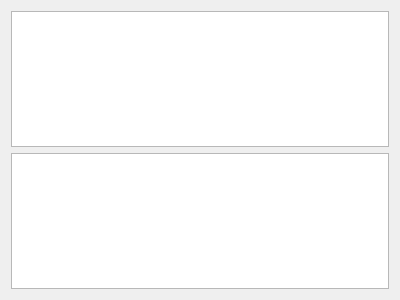
This is packetwidget.ui in ggy05212/PacketParser3.1 as Qt 5 draws it before an edit. The edited form follows.
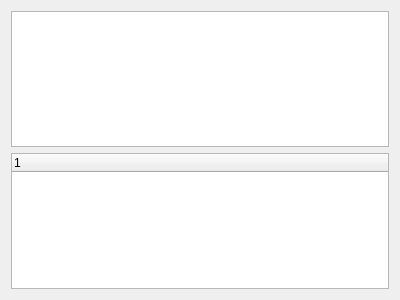
This is the edited form.

Commit message: ‘改变为tree结构’

Patch:
```diff
--- a/packetwidget.ui
+++ b/packetwidget.ui
@@ -19,11 +19,17 @@
      <item>
       <widget class="QTableWidget" name="tableWidget"/>
      </item>
-     <item>
-      <widget class="QTextEdit" name="detailText"/>
-     </item>
     </layout>
    </item>
+   <item row="1" column="0">
+    <widget class="QTreeWidget" name="detailTree">
+     <column>
+      <property name="text">
+       <string notr="true">1</string>
+      </property>
+     </column>
+    </widget>
+   </item>
   </layout>
  </widget>
  <resources/>
```
The commit also changes 3 other files.
